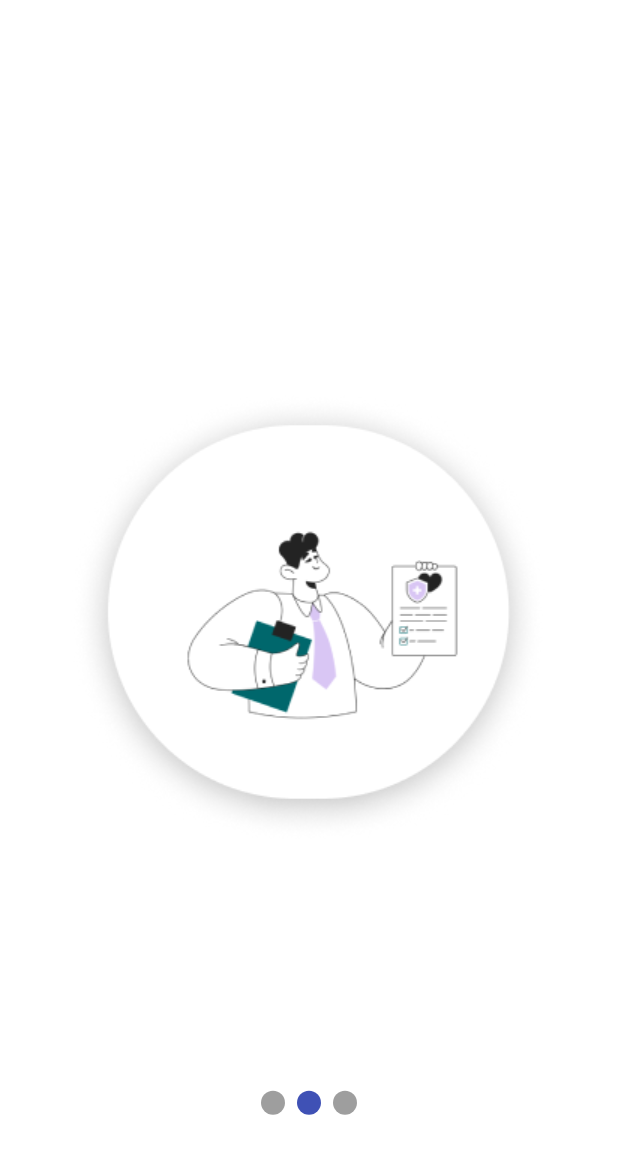
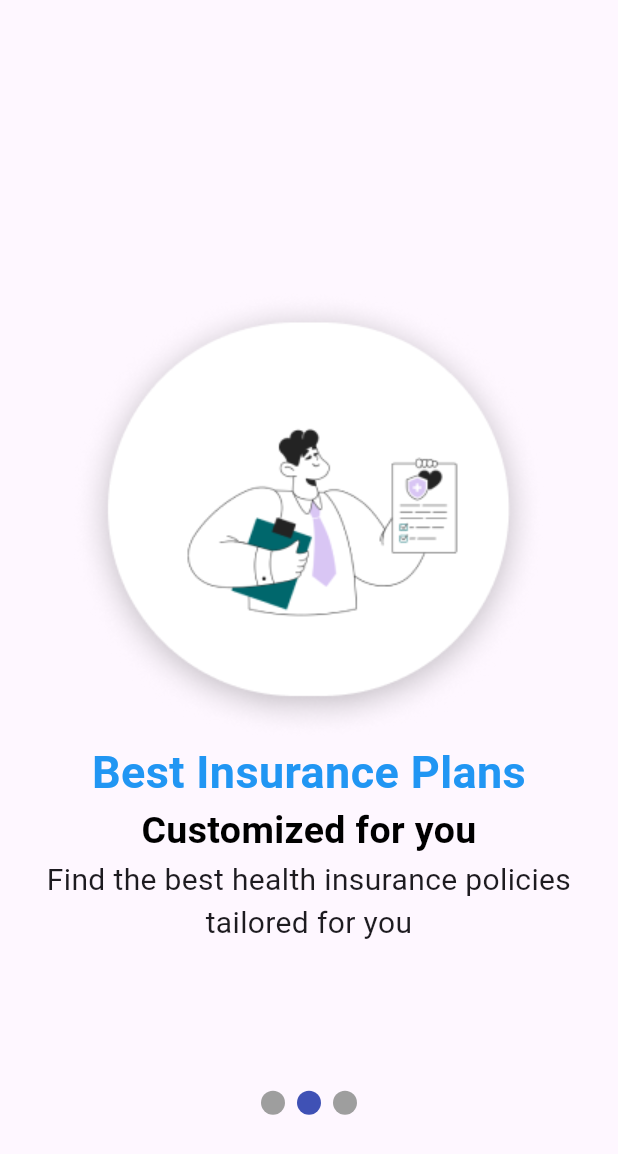
Before and after one commit to G5-Insurance-Recommendation-Policy/easyInsure, a Flutter app: the screen it shows after launch, swiped to page 2, on a phone screen of 412 x 824 dp. Shown: the top 1154 px of the screen. Run offline on Flutter 3.47's test engine with Material 3 defaults, Android fonts, the light colour scheme and no system bars; drawn by our look-alikes of smooth_page_indicator.

Commit message:
inital commit

```diff
--- a/lib/screens/intro_screens/introscreen2.dart
+++ b/lib/screens/intro_screens/introscreen2.dart
@@ -5,10 +5,37 @@ class IntroPage2 extends StatelessWidget {
 
   @override
   Widget build(BuildContext context) {
-    return Container(
-      color: Colors.white,
-      child: Center(
-        child: Image.asset('assets/onboarding2.png'),
+    return Scaffold(
+      body: Center(
+        child: Column(
+          mainAxisAlignment: MainAxisAlignment.center,
+          children: [
+            Image.asset('assets/onboarding2.png'),
+            // ignore: avoid_unnecessary_containers
+            Container(),
+            const Text(
+              'Best Insurance Plans ',
+              textAlign: TextAlign.center,
+              style: TextStyle(
+                  fontSize: 30,
+                  fontWeight: FontWeight.bold,
+                  color: Colors.blue),
+            ),
+            const Text(
+              'Customized for you',
+              textAlign: TextAlign.center,
+              style: TextStyle(
+                  fontSize: 25,
+                  fontWeight: FontWeight.bold,
+                  color: Colors.black),
+            ),
+            const Text(
+              'Find the best health insurance policies tailored for you',
+              textAlign: TextAlign.center,
+              style: TextStyle(fontWeight: FontWeight.normal, fontSize: 20),
+            ),
+          ],
+        ),
       ),
     );
   }
--- a/pubspec.yaml
+++ b/pubspec.yaml
@@ -38,6 +38,7 @@ dependencies:
   flutter_svg: ^2.0.9
   liquid_swipe: ^3.1.0
   smooth_page_indicator: ^1.1.0
+  firebase_core: ^2.24.0
 
 dev_dependencies:
   flutter_test:
```
Also changed, not shown: lib/screens/homepage.dart (added, +24 -0 lines), lib/screens/homescreen.dart (deleted, +0 -16 lines), lib/screens/login/signup.dart (+0 -10 lines), lib/screens/login/signup1.dart (+45 -5 lines), lib/components/authentication.dart (renamed from lib/components/verify.dart), pubspec.lock, 6 other files.
